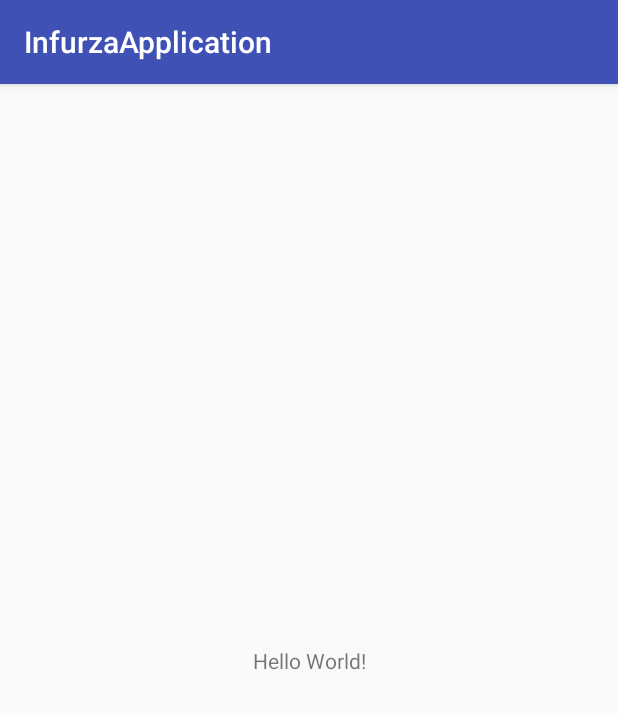
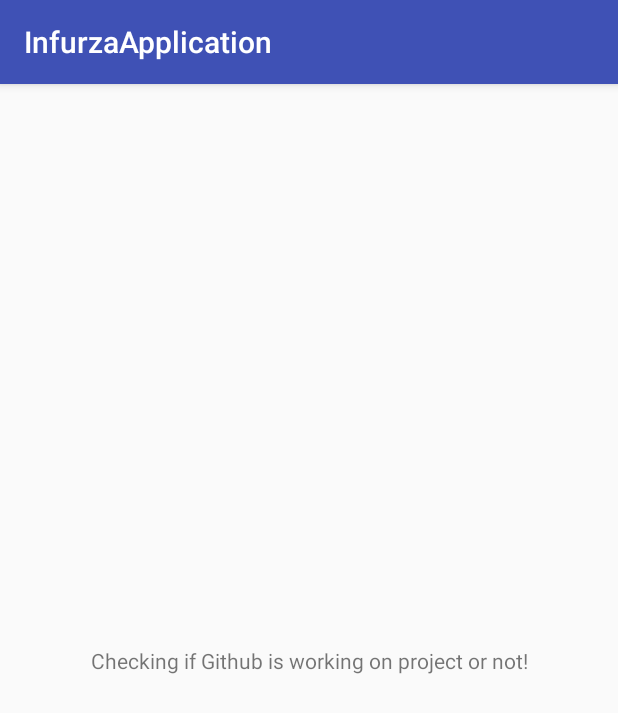
Before and after one commit to vaibhav50596/InfurzaApplication, an Android app: the screen it shows after launch (HomeActivity), on a phone screen of 412 x 824 dp. Shown: the top 713 px of the screen. Run offline under Robolectric (Android 15) with nearby library versions, the light colour scheme and no system bars.

Commit message:
Changed "Hello World" text to "Checking if Github is working on project or not" to check commit, push operations on github.

```diff
--- a/app/src/main/res/layout/activity_home.xml
+++ b/app/src/main/res/layout/activity_home.xml
@@ -9,7 +9,7 @@
     <TextView
         android:layout_width="wrap_content"
         android:layout_height="wrap_content"
-        android:text="Hello World!"
+        android:text="Checking if Github is working on project or not!"
         app:layout_constraintBottom_toBottomOf="parent"
         app:layout_constraintLeft_toLeftOf="parent"
         app:layout_constraintRight_toRightOf="parent"
```
